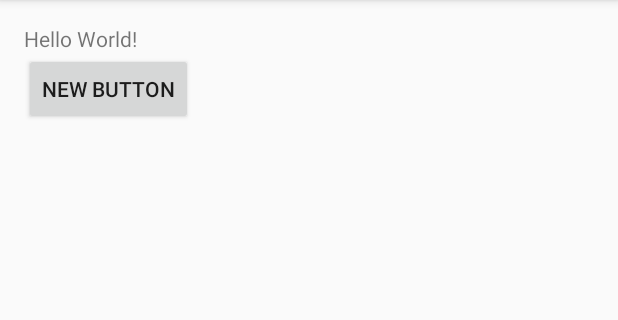
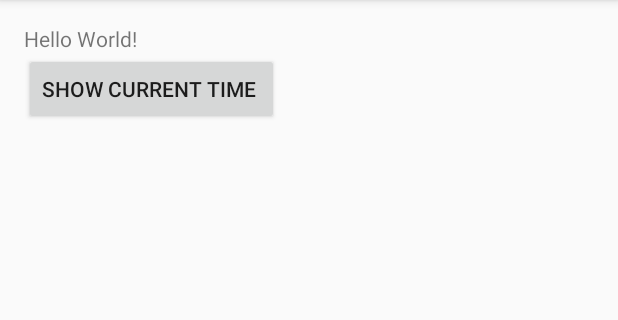
Before and after one commit to claraj/ToastTime, an Android app: the screen it shows after launch (MainActivity), on a phone screen of 412 x 824 dp, the part 84-404 px from its top. Run offline under Robolectric (Android 15) with nearby library versions, the phone set to English and light mode, and no system bars.

Commit message:
Changed button text

```diff
--- a/app/src/main/res/layout/activity_main.xml
+++ b/app/src/main/res/layout/activity_main.xml
@@ -19,7 +19,7 @@
     <Button
         android:layout_width="wrap_content"
         android:layout_height="wrap_content"
-        android:text="New Button"
+        android:text="Show current time "
         android:id="@+id/button"
         android:layout_below="@+id/textView"
         />
```
